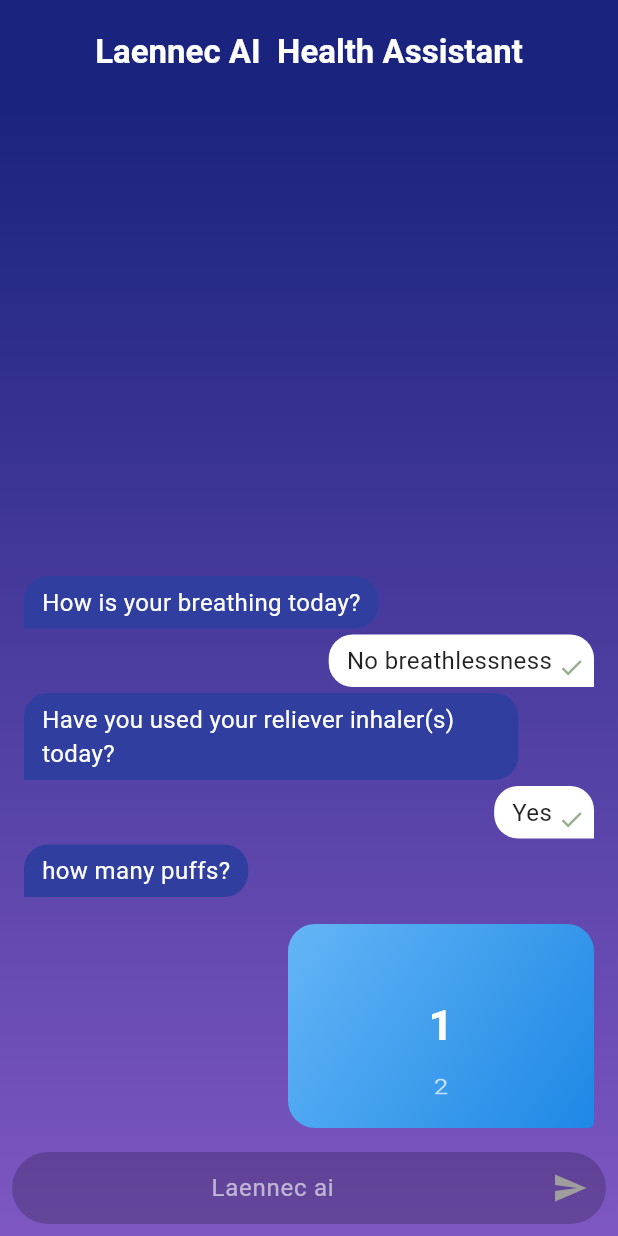
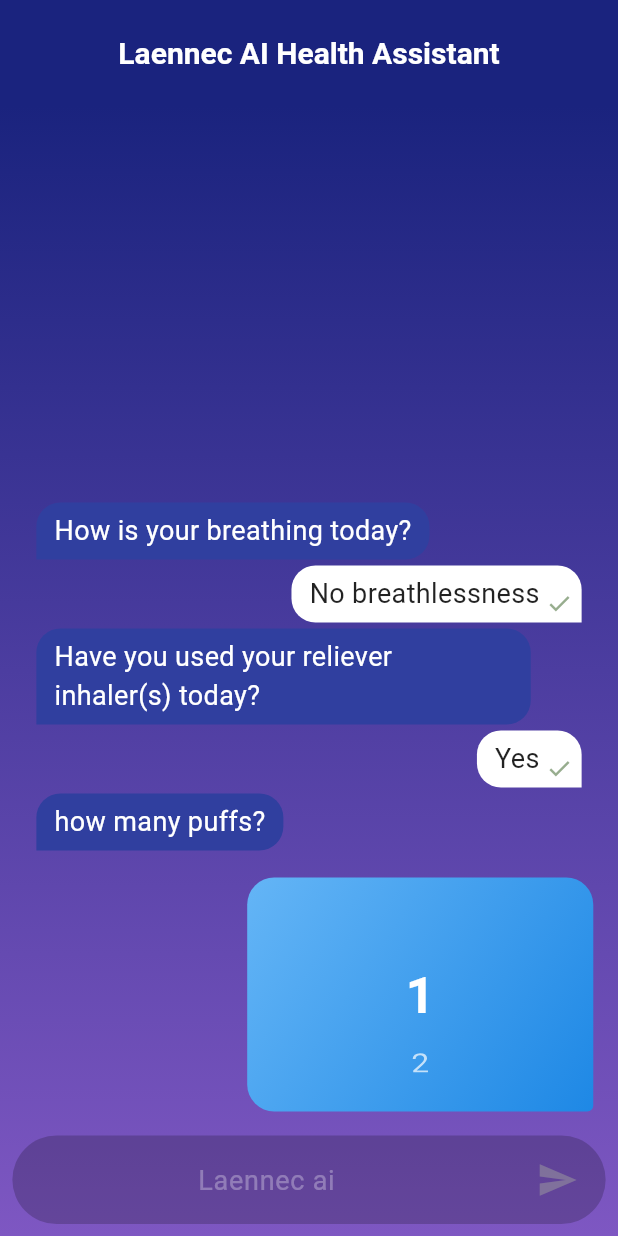
Before and after one commit to geopaul343/chatbot_sample_project, a Flutter app: the screen it shows after launch, after a tap on "No breathlessness", after a tap on "Yes", on a phone screen of 412 x 824 dp. Run offline on Flutter 3.47's test engine with Material 3 defaults, Android fonts, the phone set to English and light mode, and no system bars; drawn by our look-alikes of chat_bubbles; our stand-ins replace animated_text_kit, bloc, equatable, flutter_bloc.

Commit message:
updated thinking logic part , ai chat logic

```diff
--- a/lib/chat_screen.dart
+++ b/lib/chat_screen.dart
@@ -1,4 +1,3 @@
-
 import 'package:animated_text_kit/animated_text_kit.dart';
 import 'package:chat_bubbles/bubbles/bubble_normal.dart';
 import 'package:flutter/material.dart';
@@ -6,9 +5,6 @@
 import 'package:laennec_ai_health_assistant/bloc/chat_bloc.dart';
 import 'package:laennec_ai_health_assistant/bloc/chat_event.dart';
 import 'package:laennec_ai_health_assistant/bloc/chat_state.dart';
-
-
-import 'package:http/http.dart' as http;
 import 'package:laennec_ai_health_assistant/widgets/answer_options.dart';
 import 'package:laennec_ai_health_assistant/widgets/buildtext_composer.dart';
 
@@ -55,12 +51,22 @@
 
   @override
   Widget build(BuildContext context) {
+    final screenSize = MediaQuery.of(context).size;
+    final screenWidth = screenSize.width;
+    final screenHeight = screenSize.height;
+    final isSmallScreen = screenWidth < 360;
+    final isLargeScreen = screenWidth > 400;
+
     return Scaffold(
       appBar: AppBar(
-        toolbarHeight: 70,
-        title: const Text(
-          "Laennec AI  Health Assistant",
-          style: TextStyle(color: Colors.white, fontWeight: FontWeight.bold),
+        toolbarHeight: isSmallScreen ? 60 : 70,
+        title: Text(
+          "Laennec AI Health Assistant",
+          style: TextStyle(
+            color: Colors.white,
+            fontWeight: FontWeight.bold,
+            fontSize: isSmallScreen ? 16 : (isLargeScreen ? 20 : 18),
+          ),
         ),
         centerTitle: true,
         backgroundColor: Colors.indigo.shade900,
@@ -87,7 +93,11 @@
                   child: ListView.builder(
                     controller: scrollController,
                     reverse: true,
-                    padding: const EdgeInsets.only(bottom: 8.0),
+                    padding: EdgeInsets.only(
+                      bottom: 8.0,
+                      left: screenWidth * 0.02,
+                      right: screenWidth * 0.02,
+                    ),
                     itemCount: state.messages.length,
                     itemBuilder: (context, index) {
                       final msg = state.messages[index];
@@ -100,7 +110,8 @@
                                 : Colors.indigo.shade700,
                         textStyle: TextStyle(
                           color: msg.isSender ? Colors.black87 : Colors.white,
-                          fontSize: 16,
+                          fontSize:
+                              isSmallScreen ? 14 : (isLargeScreen ? 18 : 16),
                         ),
                         tail: true,
                         sent: msg.isSender,
@@ -110,36 +121,45 @@
                 ),
                 if (state.isTyping)
                   Padding(
-                    padding: const EdgeInsets.only(
-                      left: 16.0,
+                    padding: EdgeInsets.only(
+                      left: 0,
                       bottom: 8.0,
                       top: 8.0,
+                      right: screenWidth * 0.7,
                     ),
-                    child: Row(
-                      mainAxisAlignment: MainAxisAlignment.start,
-                      children: [
-                        DefaultTextStyle(
-                          style: const TextStyle(
-                            color: Colors.white,
-                            fontSize: 16.0,
-                            fontFamily: 'Ag-Book',
+                    child: Container(
+                      padding: EdgeInsets.symmetric(
+                        horizontal: screenWidth * 0.04,
+                        vertical: isSmallScreen ? 8.0 : 12.0,
                       ),
-                          child: Row(
-                            children: [
-                              Text("Typing"),
-                              AnimatedTextKit(
+                      decoration: BoxDecoration(
+                        color: Colors.indigo.shade700,
+                        borderRadius: const BorderRadius.only(
+                          topLeft: Radius.circular(18),
+                          topRight: Radius.circular(18),
+                          bottomLeft: Radius.circular(4),
+                          bottomRight: Radius.circular(18),
+                        ),
+                      ),
+                      child: AnimatedTextKit(
                         animatedTexts: [
                           TyperAnimatedText(
-                                    '...',
+                            '• • •',
+                            textStyle: TextStyle(
+                              color: Colors.white,
+                              fontSize:
+                                  isSmallScreen
+                                      ? 13.0
+                                      : (isLargeScreen ? 17.0 : 15.0),
+                              fontWeight: FontWeight.bold,
+                              letterSpacing: 4.0,
+                            ),
                             speed: const Duration(milliseconds: 100),
                           ),
                         ],
                         isRepeatingAnimation: true,
+                        repeatForever: true,
                       ),
-                            ],
-                          ),
-                        ),
-                      ],
                     ),
                   ),
                 buildAnswerOptions(context, state),
--- a/lib/splash_screen.dart
+++ b/lib/splash_screen.dart
@@ -18,7 +18,7 @@
   @override
   void initState() {
     super.initState();
-    Future.delayed(const Duration(seconds: 2), () {
+    Future.delayed(const Duration(seconds: 6), () {
       if (mounted) {
         Navigator.pushReplacement(
           context,
--- a/lib/widgets/answer_options.dart
+++ b/lib/widgets/answer_options.dart
@@ -4,12 +4,16 @@
 import 'package:laennec_ai_health_assistant/bloc/chat_event.dart';
 import 'package:laennec_ai_health_assistant/bloc/chat_state.dart';
 import 'package:laennec_ai_health_assistant/widgets/puffscount_anwer.dart';
-import 'package:numberpicker/numberpicker.dart';
+
 
 Widget buildAnswerOptions(BuildContext context, ChatState state) {
   if (!state.showAnswerOptions) {
     return const SizedBox.shrink();
   }
+
+  final screenWidth = MediaQuery.of(context).size.width;
+  final isSmallScreen = screenWidth < 360;
+  final isLargeScreen = screenWidth > 400;
 
   // Special case for puffs question (index 2)
   if (state.currentQuestionIndex == 2) {
@@ -24,13 +28,17 @@
   return Align(
     alignment: Alignment.centerRight,
     child: Container(
-      margin: const EdgeInsets.symmetric(
-        horizontal: 16.0,
+      margin: EdgeInsets.symmetric(
+        horizontal: screenWidth * 0.04,
         vertical: 8.0,
-      ).copyWith(left: 40.0, right: 16.0),
-      padding: const EdgeInsets.symmetric(horizontal: 12.0, vertical: 8.0),
-      constraints: const BoxConstraints(
-        maxHeight: 300, // Limit height to prevent overflow
+      ).copyWith(left: screenWidth * 0.1, right: screenWidth * 0.04),
+      padding: EdgeInsets.symmetric(
+        horizontal: screenWidth * 0.03,
+        vertical: 8.0,
+      ),
+      constraints: BoxConstraints(
+        maxHeight: isSmallScreen ? 250 : (isLargeScreen ? 350 : 300),
+        maxWidth: screenWidth * 0.85,
       ),
       decoration: BoxDecoration(
         gradient: LinearGradient(
@@ -61,8 +69,8 @@
                         ),
                     borderRadius: BorderRadius.circular(12),
                     child: Padding(
-                      padding: const EdgeInsets.symmetric(
-                        vertical: 10.0,
+                      padding: EdgeInsets.symmetric(
+                        vertical: isSmallScreen ? 8.0 : 10.0,
                         horizontal: 8.0,
                       ),
                       child: Row(
@@ -72,14 +80,18 @@
                                 ? Icons.check_circle
                                 : Icons.radio_button_unchecked,
                             color: isSelected ? Colors.white : Colors.white70,
-                            size: 22,
+                            size:
+                                isSmallScreen ? 20 : (isLargeScreen ? 24 : 22),
                           ),
-                          const SizedBox(width: 12),
+                          SizedBox(width: screenWidth * 0.03),
                           Expanded(
                             child: Text(
                               answer,
                               style: TextStyle(
-                                fontSize: 16,
+                                fontSize:
+                                    isSmallScreen
+                                        ? 14
+                                        : (isLargeScreen ? 18 : 16),
                                 color: Colors.white,
                                 fontWeight:
                                     isSelected
--- a/lib/widgets/buildtext_composer.dart
+++ b/lib/widgets/buildtext_composer.dart
@@ -1,4 +1,3 @@
-
 import 'package:flutter/material.dart';
 import 'package:flutter_bloc/flutter_bloc.dart';
 import 'package:laennec_ai_health_assistant/bloc/chat_bloc.dart';
@@ -8,12 +7,32 @@
 import 'package:flutter_bloc/flutter_bloc.dart';
 
 Widget buildTextComposer(BuildContext context, ChatState state) {
-  final bool isEnabled = state.isQuestionnaireComplete;
+  final bool isQuestionnaireComplete = state.isQuestionnaireComplete;
+  final bool isAITyping = state.isTyping;
+  final bool isEnabled = isQuestionnaireComplete && !isAITyping;
   final TextEditingController controller = TextEditingController();
+
+  final screenWidth = MediaQuery.of(context).size.width;
+  final isSmallScreen = screenWidth < 360;
+  final isLargeScreen = screenWidth > 400;
+
+  String getHintText() {
+    if (!isQuestionnaireComplete) {
+      return "Laennec ai";
+    } else if (isAITyping) {
+      return "AI is thinking...";
+    } else {
+      return "Ask me anything...";
+    }
+  }
+
   return Container(
-    margin: const EdgeInsets.symmetric(horizontal: 8.0, vertical: 8.0),
+    margin: EdgeInsets.symmetric(horizontal: screenWidth * 0.02, vertical: 8.0),
     decoration: BoxDecoration(
-      color: Colors.black.withOpacity(0.2),
+      color:
+          isAITyping
+              ? Colors.black.withOpacity(0.1)
+              : Colors.black.withOpacity(0.2),
       borderRadius: BorderRadius.circular(30),
     ),
     child: Row(
@@ -23,25 +42,48 @@
             controller: controller,
             enabled: isEnabled,
             textAlign: TextAlign.center,
-            style: const TextStyle(color: Colors.white),
+            style: TextStyle(
+              color: isEnabled ? Colors.white : Colors.white.withOpacity(0.5),
+              fontSize: isSmallScreen ? 14 : (isLargeScreen ? 18 : 16),
+            ),
             decoration: InputDecoration(
-              hintText: isEnabled ? "Ask me anything..." : "Laennec ai ",
-              hintStyle: TextStyle(color: Colors.white.withOpacity(0.6)),
+              hintText: getHintText(),
+              hintStyle: TextStyle(
+                color:
+                    isEnabled
+                        ? Colors.white.withOpacity(0.6)
+                        : Colors.white.withOpacity(0.3),
+                fontSize: isSmallScreen ? 14 : (isLargeScreen ? 18 : 16),
+              ),
               border: InputBorder.none,
-              contentPadding: const EdgeInsets.symmetric(horizontal: 20.0),
+              contentPadding: EdgeInsets.symmetric(
+                horizontal: screenWidth * 0.05,
+                vertical: isSmallScreen ? 12.0 : 16.0,
+              ),
               alignLabelWithHint: true,
             ),
           ),
         ),
-        IconButton(
-          icon: Icon(Icons.send, color: isEnabled ? Colors.white : Colors.grey),
+        Padding(
+          padding: EdgeInsets.only(right: screenWidth * 0.02),
+          child: IconButton(
+            iconSize: isSmallScreen ? 20 : (isLargeScreen ? 28 : 24),
+            icon: Icon(
+              Icons.send,
+              color: isEnabled ? Colors.white : Colors.grey.withOpacity(0.5),
+            ),
             onPressed:
                 isEnabled
                     ? () {
-                    context.read<ChatBloc>().add(MessageSent(controller.text));
+                      if (controller.text.trim().isNotEmpty) {
+                        context.read<ChatBloc>().add(
+                          MessageSent(controller.text),
+                        );
                         controller.clear();
                       }
+                    }
                     : null,
+          ),
         ),
       ],
     ),
--- a/lib/widgets/puffscount_anwer.dart
+++ b/lib/widgets/puffscount_anwer.dart
@@ -1,5 +1,3 @@
-
-
 import 'package:flutter/material.dart';
 import 'package:flutter_bloc/flutter_bloc.dart';
 import 'package:laennec_ai_health_assistant/bloc/chat_bloc.dart';
@@ -9,23 +7,25 @@
 import 'package:flutter/material.dart';
 import 'package:flutter_bloc/flutter_bloc.dart';
 
-
-
-
-
-
-
 Widget buildPuffsPicker(BuildContext context, ChatState state) {
   int currentValue = int.tryParse(state.selectedAnswer ?? "1") ?? 1;
+
+  final screenWidth = MediaQuery.of(context).size.width;
+  final screenHeight = MediaQuery.of(context).size.height;
+  final isSmallScreen = screenWidth < 360;
+  final isLargeScreen = screenWidth > 400;
 
   return Align(
     alignment: Alignment.centerRight,
     child: Container(
-      margin: const EdgeInsets.symmetric(
-        horizontal: 16.0,
+      margin: EdgeInsets.symmetric(
+        horizontal: screenWidth * 0.04,
         vertical: 8.0,
-      ).copyWith(left: 40.0, right: 16.0),
-      padding: const EdgeInsets.symmetric(horizontal: 12.0, vertical: 8.0),
+      ).copyWith(left: screenWidth * 0.1, right: screenWidth * 0.04),
+      padding: EdgeInsets.symmetric(
+        horizontal: screenWidth * 0.03,
+        vertical: 8.0,
+      ),
       decoration: BoxDecoration(
         gradient: LinearGradient(
           colors: [Colors.blue.shade300, Colors.blue.shade600],
@@ -40,10 +40,13 @@
         ),
       ),
       child: SizedBox(
-        width: 180,
-        height: 120,
+        width:
+            isSmallScreen
+                ? screenWidth * 0.4
+                : (isLargeScreen ? screenWidth * 0.5 : screenWidth * 0.45),
+        height: isSmallScreen ? 100 : (isLargeScreen ? 140 : 120),
         child: ListWheelScrollView(
-          itemExtent: 40,
+          itemExtent: isSmallScreen ? 35 : (isLargeScreen ? 45 : 40),
           diameterRatio: 1.5,
           magnification: 1.2,
           useMagnifier: true,
@@ -61,7 +64,12 @@
                   style: TextStyle(
                     color:
                         number == currentValue ? Colors.white : Colors.white70,
-                    fontSize: number == currentValue ? 24 : 18,
+                    fontSize:
+                        isSmallScreen
+                            ? (number == currentValue ? 20 : 16)
+                            : isLargeScreen
+                            ? (number == currentValue ? 28 : 22)
+                            : (number == currentValue ? 24 : 18),
                     fontWeight:
                         number == currentValue
                             ? FontWeight.bold
```
Also changed, not shown: 21 other files. Lines whose indentation alone changed are shown as unchanged.
